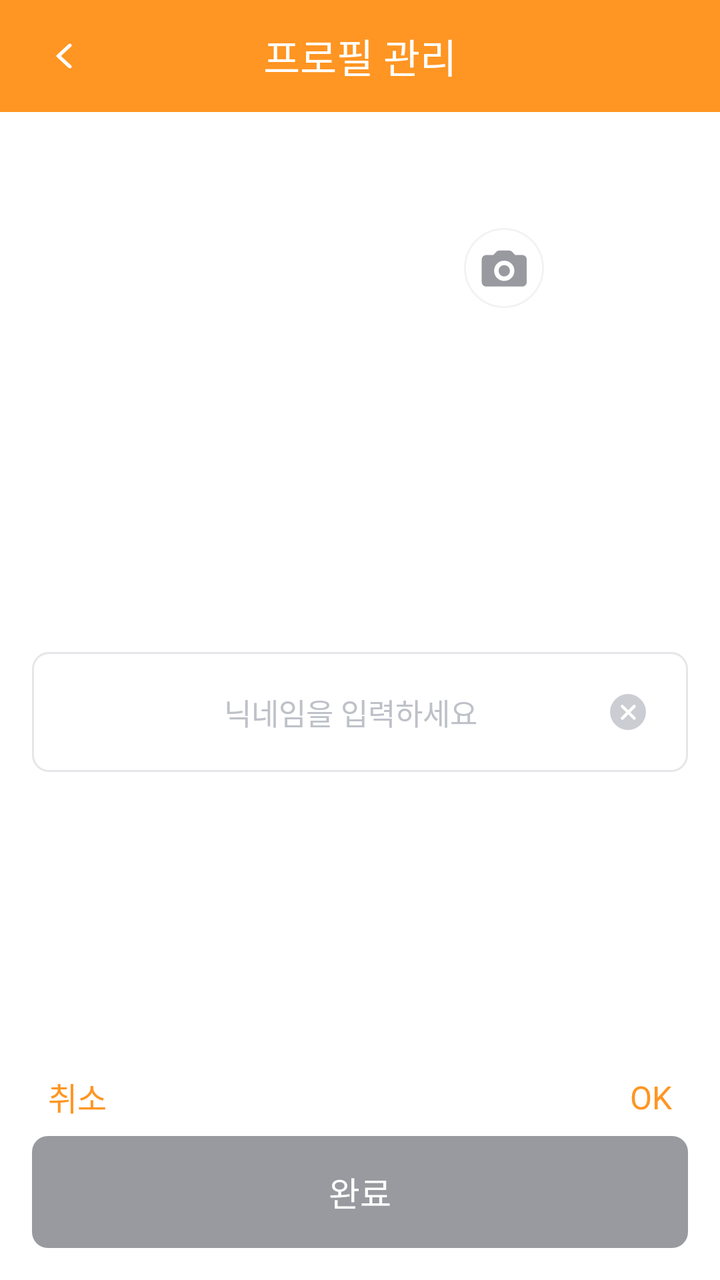
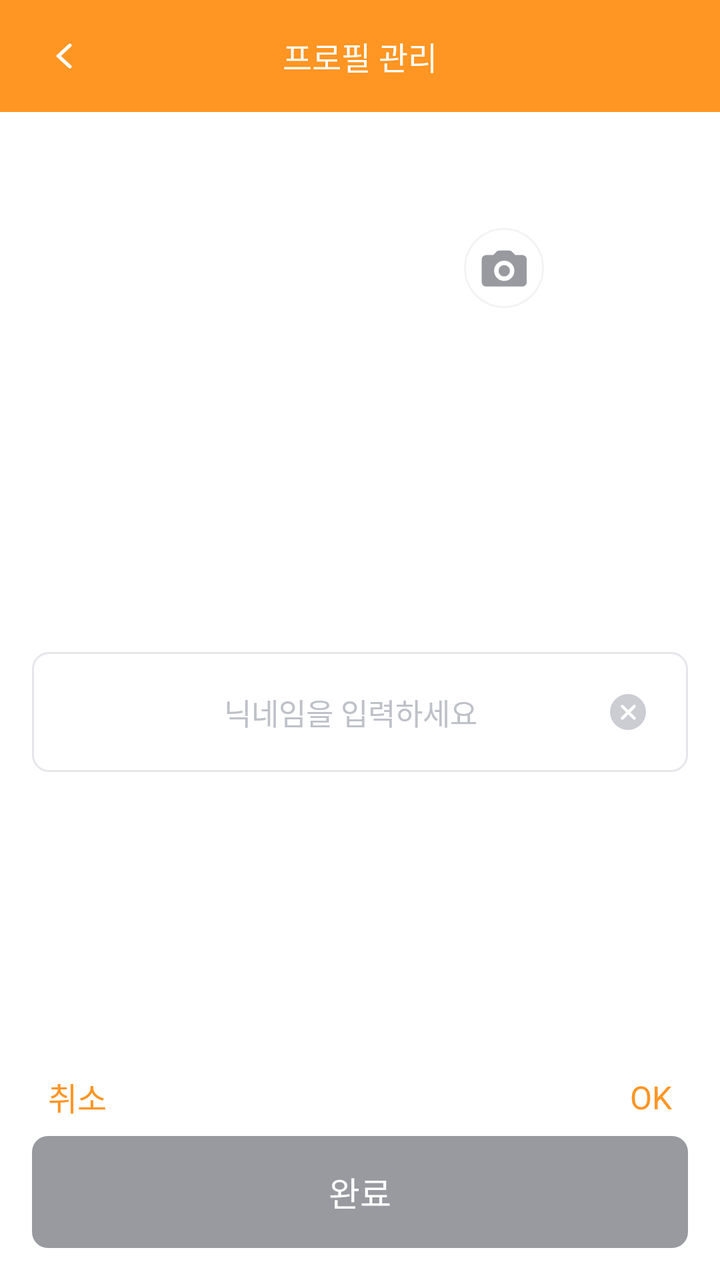

Two renders of the same Android screen: before a commit and after it. Below are the layout's source before the change and the commit's diff.
<!-- AndroidManifest.xml: application theme Theme.Siksha -->
<!-- res/layout/fragment_user_profile.xml -->
<?xml version="1.0" encoding="utf-8"?>
<LinearLayout xmlns:android="http://schemas.android.com/apk/res/android"
    xmlns:app="http://schemas.android.com/apk/res-auto"
    xmlns:tools="http://schemas.android.com/tools"
    android:layout_width="match_parent"
    android:layout_height="match_parent"
    android:background="@color/background_primary"
    android:orientation="vertical"
    tools:context=".ui.main.setting.account.UserAccountFragment">

    <LinearLayout
        android:id="@+id/tool_bar"
        android:layout_width="match_parent"
        android:layout_height="56dp"
        android:gravity="center_vertical"
        android:orientation="horizontal"
        android:background="@color/background_GNB" >

        <ImageView
            android:id="@+id/back_button"
            android:layout_width="wrap_content"
            android:layout_height="wrap_content"
            android:paddingHorizontal="20dp"
            android:paddingVertical="16dp"
            android:src="@drawable/ic_back_arrow" />

        <TextView
            android:id="@+id/title"
            android:layout_width="wrap_content"
            android:layout_height="wrap_content"
            android:layout_marginHorizontal="10dp"
            android:layout_marginVertical="12dp"
            android:layout_weight="1"
            android:fontFamily="@font/nanum_square_bold"
            android:text="@string/setting_setting_user_setting"
            android:textColor="@color/text_GNB"
            android:textAlignment="center"
            android:textSize="20dp" />

        
        <ImageView
            android:id="@+id/back_button_invisible"
            android:layout_width="wrap_content"
            android:layout_height="wrap_content"
            android:paddingHorizontal="20dp"
            android:paddingVertical="16dp"
            android:src="@drawable/ic_back_arrow"
            android:visibility="invisible" />

    </LinearLayout>

    
    <FrameLayout
        android:layout_width="wrap_content"
        android:layout_height="wrap_content"
        android:layout_gravity="center_horizontal"
        android:layout_marginTop="50dp">

        <com.google.android.material.imageview.ShapeableImageView
            android:id="@+id/imageView"
            android:layout_width="200dp"
            android:layout_height="200dp"
            app:shapeAppearanceOverlay="@style/CircleShape" />

        
        <ImageView
            android:id="@+id/camera_image"
            android:layout_width="40dp"
            android:layout_height="40dp"
            android:layout_gravity="top|end"
            android:layout_margin="8dp"
            android:src="@drawable/ic_camera"
            android:background="@drawable/ic_circle_white_background"
            android:padding="8dp"
            />

    </FrameLayout>

    <LinearLayout
        android:layout_width="match_parent"
        android:layout_height="wrap_content"
        android:layout_marginHorizontal="16dp"
        android:layout_marginTop="20dp"
        android:gravity="center"
        android:background="@drawable/frame_setting_edittext_layout"
        android:orientation="horizontal">

        <ImageView
            android:id="@+id/erase_button_invisible"
            android:layout_width="wrap_content"
            android:layout_height="wrap_content"
            android:paddingHorizontal="16dp"
            android:paddingVertical="16dp"
            android:src="@drawable/ic_close"
            android:visibility="invisible" />

        <EditText
            android:id = "@+id/nickname_set_row"
            android:layout_width="0dp"
            android:layout_height="50dp"
            android:background="@color/transparent"
            android:textSize="15dp"
            android:textColor="@color/black"
            android:layout_weight="1"
            android:hint="@string/nickname_hint"
            android:textColorHint="@color/gray_500"
            android:gravity="center"
            android:singleLine="true"
            />

        <ImageView
            android:id="@+id/erase_button"
            android:layout_width="wrap_content"
            android:layout_height="wrap_content"
            android:paddingHorizontal="16dp"
            android:paddingVertical="16dp"
            android:src="@drawable/ic_close_small"
            />

    </LinearLayout>

    <View
        android:layout_width="0dp"
        android:layout_height="0dp"
        android:layout_weight="1"
        />

    <androidx.constraintlayout.widget.ConstraintLayout
        android:id="@+id/cancel_ok_layout"
        android:layout_width="match_parent"
        android:layout_height="wrap_content"
        android:layout_gravity="bottom"
        android:padding="8dp"
        android:background="@color/white">

        
        <TextView
            android:id="@+id/cancel_button"
            android:layout_width="wrap_content"
            android:layout_height="wrap_content"
            android:text="취소"
            android:textColor="@color/orange_500"
            android:textSize="16sp"
            android:paddingStart="16dp"
            android:paddingEnd="8dp"
            android:fontFamily="@font/nanum_square_bold"
            app:layout_constraintStart_toStartOf="parent"
            app:layout_constraintTop_toTopOf="parent"
            app:layout_constraintBottom_toBottomOf="parent"/>

        
        <TextView
            android:id="@+id/ok_button"
            android:layout_width="wrap_content"
            android:layout_height="wrap_content"
            android:text="OK"
            android:textColor="@color/orange_500"
            android:textSize="16sp"
            android:paddingStart="8dp"
            android:paddingEnd="16dp"
            android:fontFamily="@font/nanum_square_bold"
            app:layout_constraintEnd_toEndOf="parent"
            app:layout_constraintTop_toTopOf="parent"
            app:layout_constraintBottom_toBottomOf="parent"/>

    </androidx.constraintlayout.widget.ConstraintLayout>

    <TextView
        android:id="@+id/complete_button"
        android:layout_width="match_parent"
        android:layout_height="56dp"
        android:layout_marginHorizontal="16dp"
        android:layout_marginBottom="16dp"
        android:fontFamily="@font/nanum_square_bold"
        android:text="완료"
        android:textSize="17dp"
        android:textColor="@color/text_button"
        android:gravity="center"
        android:background="@drawable/frame_complete_button"
        android:enabled="false"/>

</LinearLayout>
<!-- resources referenced by this layout -->
<resources>
  <color name="background_GNB">@color/orange_500</color>
  <color name="background_primary">@color/white</color>
  <color name="black">#FF000000</color>
  <color name="gray_500">#FFBEC1C8</color>
  <color name="orange_500">#FFFF9522</color>
  <color name="text_GNB">@color/white</color>
  <color name="text_button">@color/white</color>
  <color name="transparent">#00000000</color>
  <color name="white">#FFFFFFFF</color>
  <!-- drawable frame_complete_button (drawable) -->
  <?xml version="1.0" encoding="utf-8"?>
  <selector xmlns:android="http://schemas.android.com/apk/res/android">
      <item android:state_enabled="true">
          <shape>
              <solid android:color="@color/orange_500" />
              <corners android:radius="8dp" />
          </shape>
      </item>
      <item android:state_enabled="false">
          <shape>
              <solid android:color="@color/gray_600" />
              <corners android:radius="8dp" />
          </shape>
      </item>
  </selector>
  <!-- drawable frame_setting_edittext_layout (drawable) -->
  <?xml version="1.0" encoding="utf-8"?>
  <shape xmlns:android="http://schemas.android.com/apk/res/android">
      <solid android:color="@color/transparent" />
      <corners android:radius="8dp" />
      <stroke
          android:width="1dp"
          android:color="@color/gray_200" />
  </shape>
  <!-- drawable ic_back_arrow (drawable) -->
  <vector xmlns:android="http://schemas.android.com/apk/res/android"
      android:width="24dp"
      android:height="24dp"
      android:viewportWidth="24"
      android:viewportHeight="24">
    <group
        android:rotation="180"
        android:pivotX="12"
        android:pivotY="12">
      <path
          android:pathData="M9.722,6.07L15.675,11.58C15.926,11.812 15.926,12.187 15.675,12.42L9.722,17.93C9.36,18.265 8.771,18.265 8.408,17.93C8.046,17.594 8.046,17.049 8.408,16.714L13.501,12L8.408,7.287C8.046,6.951 8.046,6.406 8.408,6.07C8.771,5.735 9.36,5.735 9.722,6.07Z"
          android:fillColor="@color/white"
          android:fillType="evenOdd"/>
    </group>
  
  </vector>
  <!-- drawable ic_circle_white_background (drawable) -->
  <?xml version="1.0" encoding="utf-8"?>
  <shape xmlns:android="http://schemas.android.com/apk/res/android"
      android:shape="oval">
      <solid android:color="@color/background_secondary"/>
      <size android:width="60dp" android:height="60dp"/>
      <stroke android:width="1dp" android:color="@color/gray_100"/>
  </shape>
  <string name="nickname_hint">닉네임을 입력하세요</string>
  <string name="setting_setting_user_setting">프로필 관리</string>
  <style name="CircleShape">
          <item name="cornerFamily">rounded</item>
          <item name="cornerSize">50%</item>
      </style>
  <style name="Theme.Siksha" parent="Theme.MaterialComponents.DayNight.NoActionBar">
          
          <item name="colorPrimary">@color/orange_500</item>
          <item name="colorPrimaryVariant">@color/pink_500</item>
          <item name="colorOnPrimary">@color/white</item>
          
          <item name="colorSecondary">@color/orange_500</item>
          <item name="colorSecondaryVariant">@color/pink_500</item>
          <item name="colorOnSecondary">@color/black</item>
          
          <item name="android:statusBarColor" tools:targetApi="l">@color/background_GNB</item>
          
      </style>
  <color name="gray_600">#FF989AA0</color>
  <color name="gray_200">#FFE5E6E9</color>
  <color name="background_secondary">@color/white</color>
  <color name="gray_100">#FFF2F3F4</color>
  <color name="icon_close_bg">@color/gray_400</color>
  <color name="icon_white_icon">@color/white</color>
  <color name="pink_500">#FFFD7878</color>
  <color name="gray_400">#FFCBCDD3</color>
  <!-- unchanged entries left out for length: 3 -->
</resources>

<!-- the commit's change to res/layout/fragment_user_profile.xml (unified diff, before → after) -->
@@ -35,7 +35,7 @@
             android:text="@string/setting_setting_user_setting"
             android:textColor="@color/text_GNB"
             android:textAlignment="center"
-            android:textSize="20dp" />
+            android:textSize="16sp" />
 
         
         <ImageView
